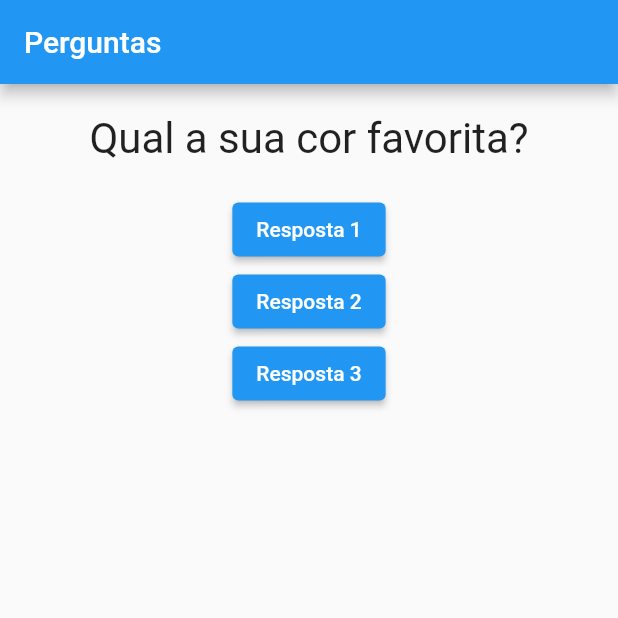
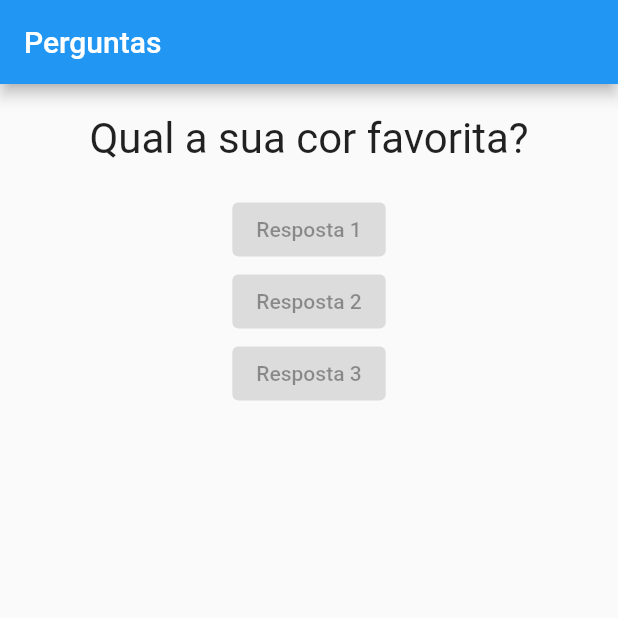
Before and after one commit to Rezende-Fabio/Quiz-Flutter, a Flutter app: the screen it shows after launch, on a phone screen of 412 x 824 dp, the top half of it. Run offline on Flutter 3.47's test engine with Material 2 defaults, Android fonts, the phone set to English and light mode, and no system bars.

Commit message:
add resposta.dart

```diff
--- a/lib/main.dart
+++ b/lib/main.dart
@@ -1,5 +1,6 @@
 import 'package:flutter/material.dart';
 import './questao.dart';
+import './resposta.dart';
 
 main() => runApp(PerguntaApp());
 
@@ -28,18 +29,9 @@ class _PerguntaAppState extends State<PerguntaApp> {
         body: Column(
           children: [
             Questao(perguntas[_perguntaSelecionada]),
-            ElevatedButton(
-              child: Text("Resposta 1"),
-              onPressed: _responder,
-            ),
-            ElevatedButton(
-              child: Text("Resposta 2"),
-              onPressed: _responder,
-            ),
-            ElevatedButton(
-              child: Text("Resposta 3"),
-              onPressed: _responder,
-            ),
+            Resposta("Resposta 1"),
+            Resposta("Resposta 2"),
+            Resposta("Resposta 3"),
           ],
         ),
       ),
--- /dev/null
+++ b/lib/resposta.dart
@@ -0,0 +1,17 @@
+import 'package:flutter/src/widgets/framework.dart';
+import 'package:flutter/src/widgets/placeholder.dart';
+import 'package:flutter/material.dart';
+
+class Resposta extends StatelessWidget {
+  final String textoBotao;
+
+  Resposta(this.textoBotao);
+
+  @override
+  Widget build(BuildContext context) {
+    return ElevatedButton(
+      child: Text(textoBotao),
+      onPressed: null,
+    );
+  }
+}
```
